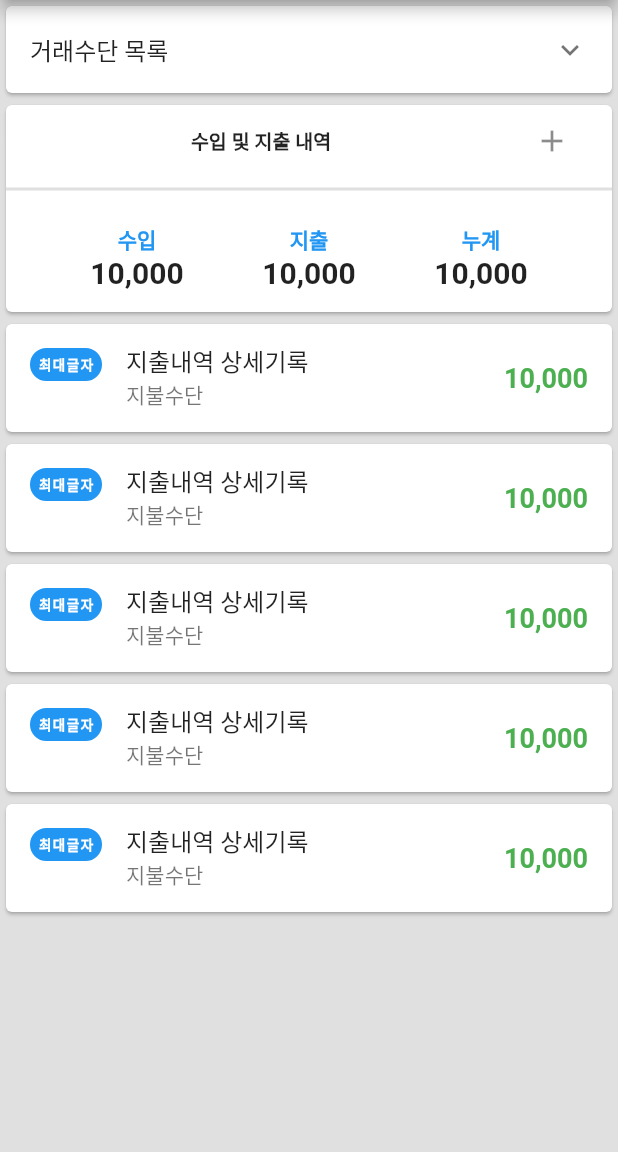
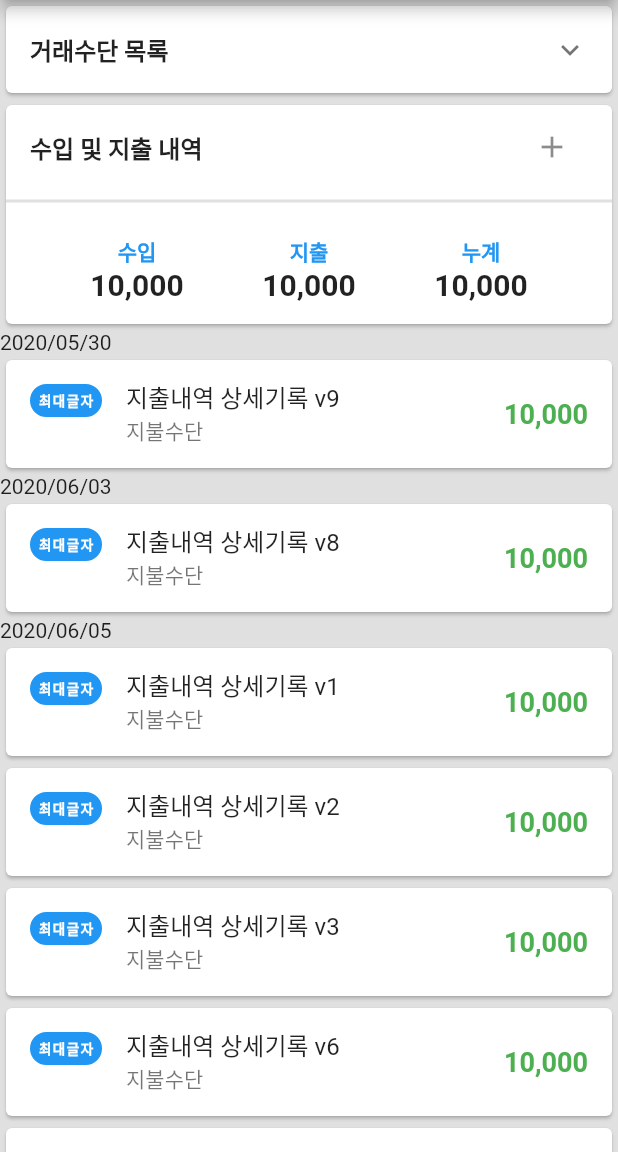
Before and after one commit to kjunha/unnamed-flutter-project, a Flutter app: the screen it shows after launch, after a tap on "거래수단 목록", on a phone screen of 412 x 824 dp, the part 84-1236 px from its top. Run offline on Flutter 3.47's test engine with Material 2 defaults, Android fonts, the phone set to English and light mode, and no system bars; drawn by our look-alikes of grouped_list; our stand-ins replace flutter_form_builder, material_segmented_control.

Commit message:
apply grouped list view

```diff
--- a/lib/main.dart
+++ b/lib/main.dart
@@ -34,15 +34,28 @@ class Overview extends StatefulWidget {
 }
 
 class _OverviewState extends State<Overview> {
-  var dummy = [1,2,3,4,5];
+  var _dummy = [
+    {"date": "2020/06/05", "value":"v1"},
+    {"date": "2020/06/05", "value":"v2"},
+    {"date": "2020/06/05", "value":"v3"},
+    {"date": "2020/06/07", "value":"v4"},
+    {"date": "2020/06/07", "value":"v5"},
+    {"date": "2020/06/05", "value":"v6"},
+    {"date": "2020/06/05", "value":"v7"},
+    {"date": "2020/06/03", "value":"v8"},
+    {"date": "2020/05/30", "value":"v9"}
+  ];
+  Widget _buildGroupSeparator(dynamic groupByValue) {
+    return Text('$groupByValue');
+  }
 
   //List Tile UI
-  Widget _buildRecordList(BuildContext context, int i) {
+  Widget _buildRecordList(BuildContext context, dynamic element) {
     var labelColor = Colors.blue;
     var trailingTextColor = Colors.green;
     return Card(
       child: ListTile(
-        title:Text('지출내역 상세기록', ),
+        title:Text('지출내역 상세기록 ' + element['value'], ),
         subtitle: Text('지불수단'),
         leading: Container(
           child: Center(child: Text('최대글자', style: TextStyle(fontSize: 9, fontWeight: FontWeight.bold, color: Colors.white, letterSpacing: 1),)),
@@ -78,8 +91,9 @@ class _OverviewState extends State<Overview> {
             Card(
               child: Column(children: [
                 ListTile(
-                  title: Center(child: Text('수입 및 지출 내역', style: TextStyle(fontWeight: FontWeight.bold),)),
-                  dense: true,
+                  //title: Center(child: Text('수입 및 지출 내역', style: TextStyle(fontWeight: FontWeight.bold),)),
+                  title: Text('수입 및 지출 내역', style: TextStyle(fontWeight: FontWeight.bold),),
+                  dense: false,
                   trailing: IconButton(icon: Icon(Icons.add), onPressed: () {Navigator.pushNamed(context, '/add');},),
                 ),
                 Divider(thickness: 2,),
@@ -117,8 +131,10 @@ class _OverviewState extends State<Overview> {
                 ),
               ]),
             ),
-            Flexible(child: ListView.builder(
-              itemCount: dummy.length,
+            Flexible(child: GroupedListView(
+              elements: _dummy,
+              groupBy: (element) => element['date'],
+              groupSeparatorBuilder: _buildGroupSeparator,
               itemBuilder: _buildRecordList,
               shrinkWrap: true,
               physics: const NeverScrollableScrollPhysics(),
@@ -177,7 +193,7 @@ class _PointWalletListViewState extends State<PointWalletListView> {
   Widget build(BuildContext context) {
     return Card(
       child: ExpansionTile(
-        title: Text('거래수단 목록'),
+        title: Text('거래수단 목록', style: TextStyle(fontWeight: FontWeight.bold), ),
         initiallyExpanded: true,
         children: _buildPointWallet(),
       ),
```
